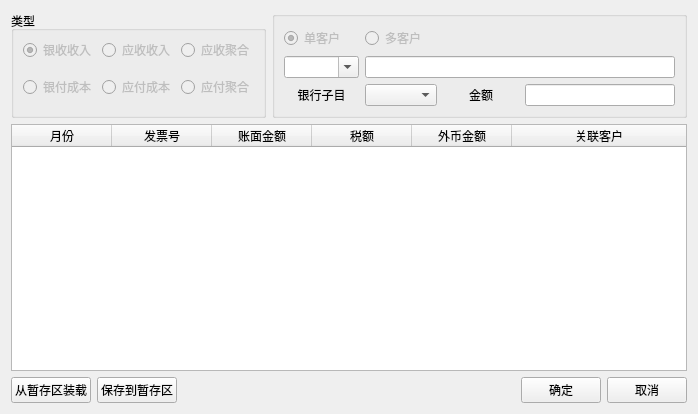
First picture: the form in forms/batemplateform.ui, repository wangkungit5905/PzAssistant, before the edit.
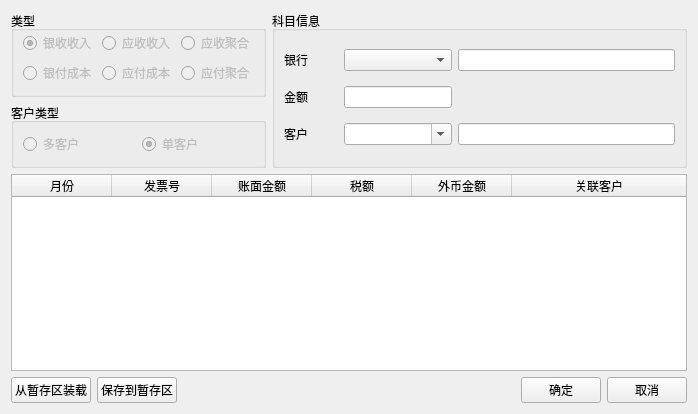
Second picture: the form after the edit. Custom widgets are drawn as their Qt base class.

```diff
--- a/forms/batemplateform.ui
+++ b/forms/batemplateform.ui
@@ -13,9 +13,11 @@
   <property name="windowTitle">
    <string>基于模板的分录快捷创建器</string>
   </property>
-  <layout class="QVBoxLayout" name="verticalLayout" stretch="1,5,0">
+  <layout class="QVBoxLayout" name="verticalLayout_2" stretch="2,5,0">
    <item>
-    <layout class="QHBoxLayout" name="horizontalLayout">
+    <layout class="QHBoxLayout" name="horizontalLayout_3" stretch="1,3">
+     <item>
+      <layout class="QVBoxLayout" name="verticalLayout">
      <item>
       <widget class="QGroupBox" name="groupBox">
        <property name="title">
@@ -95,12 +97,22 @@
       </widget>
      </item>
      <item>
-      <widget class="QGroupBox" name="groupBox_2">
+        <widget class="QGroupBox" name="groupBox_3">
        <property name="title">
-        <string/>
-       </property>
-       <layout class="QGridLayout" name="gridLayout_2" columnstretch="1,0,1,2">
-        <item row="0" column="0">
+          <string>客户类型</string>
+         </property>
+         <layout class="QHBoxLayout" name="horizontalLayout">
+          <item>
+           <widget class="QRadioButton" name="rdoMulti">
+            <property name="enabled">
+             <bool>false</bool>
+            </property>
+            <property name="text">
+             <string>多客户</string>
+            </property>
+           </widget>
+          </item>
+          <item>
          <widget class="QRadioButton" name="rdoSingle">
           <property name="enabled">
            <bool>false</bool>
@@ -113,40 +125,67 @@
           </property>
          </widget>
         </item>
-        <item row="2" column="3">
-         <widget class="QLineEdit" name="edtBankMoney"/>
-        </item>
-        <item row="2" column="2">
+         </layout>
+        </widget>
+       </item>
+      </layout>
+     </item>
+     <item>
+      <widget class="QGroupBox" name="groupBox_2">
+       <property name="title">
+        <string>科目信息</string>
+       </property>
+       <layout class="QGridLayout" name="gridLayout_2" columnstretch="1,2,4">
+        <item row="0" column="0">
+         <widget class="QLabel" name="label">
+          <property name="text">
+           <string>银行</string>
+          </property>
+          <property name="alignment">
+           <set>Qt::AlignLeading|Qt::AlignLeft|Qt::AlignVCenter</set>
+          </property>
+         </widget>
+        </item>
+        <item row="0" column="1">
+         <widget class="QComboBox" name="cmbBank"/>
+        </item>
+        <item row="0" column="2">
+         <widget class="QLineEdit" name="edtBankAccount"/>
+        </item>
+        <item row="1" column="0">
          <widget class="QLabel" name="label_2">
           <property name="text">
            <string>金额</string>
           </property>
           <property name="alignment">
-           <set>Qt::AlignCenter</set>
+           <set>Qt::AlignLeading|Qt::AlignLeft|Qt::AlignVCenter</set>
           </property>
          </widget>
         </item>
-        <item row="2" column="1">
-         <widget class="QComboBox" name="cmbBank"/>
+        <item row="1" column="1">
+         <widget class="QLineEdit" name="edtBankMoney"/>
+        </item>
+        <item row="1" column="2">
+         <spacer name="horizontalSpacer">
+          <property name="orientation">
+           <enum>Qt::Horizontal</enum>
+          </property>
+          <property name="sizeHint" stdset="0">
+           <size>
+            <width>199</width>
+            <height>20</height>
+           </size>
+          </property>
+         </spacer>
         </item>
         <item row="2" column="0">
-         <widget class="QLabel" name="label">
+         <widget class="QLabel" name="label_3">
           <property name="text">
-           <string>银行子目</string>
+           <string>客户</string>
           </property>
-          <property name="alignment">
-           <set>Qt::AlignCenter</set>
-          </property>
          </widget>
         </item>
-        <item row="1" column="1" colspan="3">
-         <widget class="QLineEdit" name="edtName">
-          <property name="readOnly">
-           <bool>true</bool>
-          </property>
-         </widget>
-        </item>
-        <item row="1" column="0">
+        <item row="2" column="1">
          <widget class="SubjectSelectorComboBox" name="cmbCustomer">
           <property name="maximumSize">
            <size>
@@ -159,13 +198,10 @@
           </property>
          </widget>
         </item>
-        <item row="0" column="1">
-         <widget class="QRadioButton" name="rdoMulti">
-          <property name="enabled">
-           <bool>false</bool>
-          </property>
-          <property name="text">
-           <string>多客户</string>
+        <item row="2" column="2">
+         <widget class="QLineEdit" name="edtName">
+          <property name="readOnly">
+           <bool>true</bool>
           </property>
          </widget>
         </item>
```
Left out of the diff: 2 changed lines with no effect on the pictures. Lines whose indentation alone changed are shown as unchanged.
